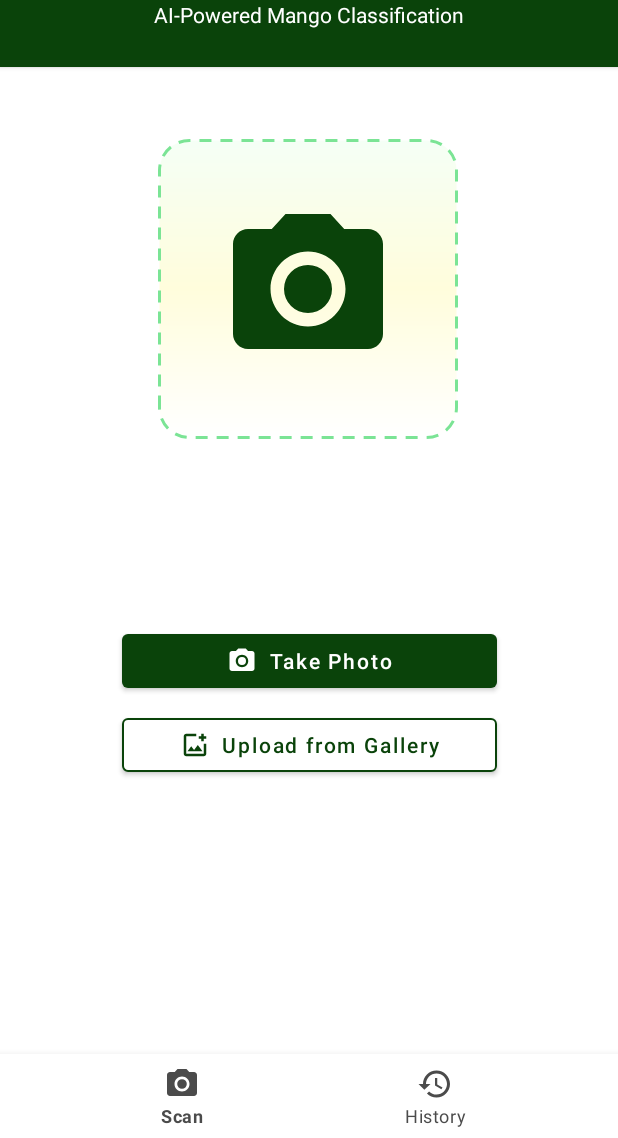
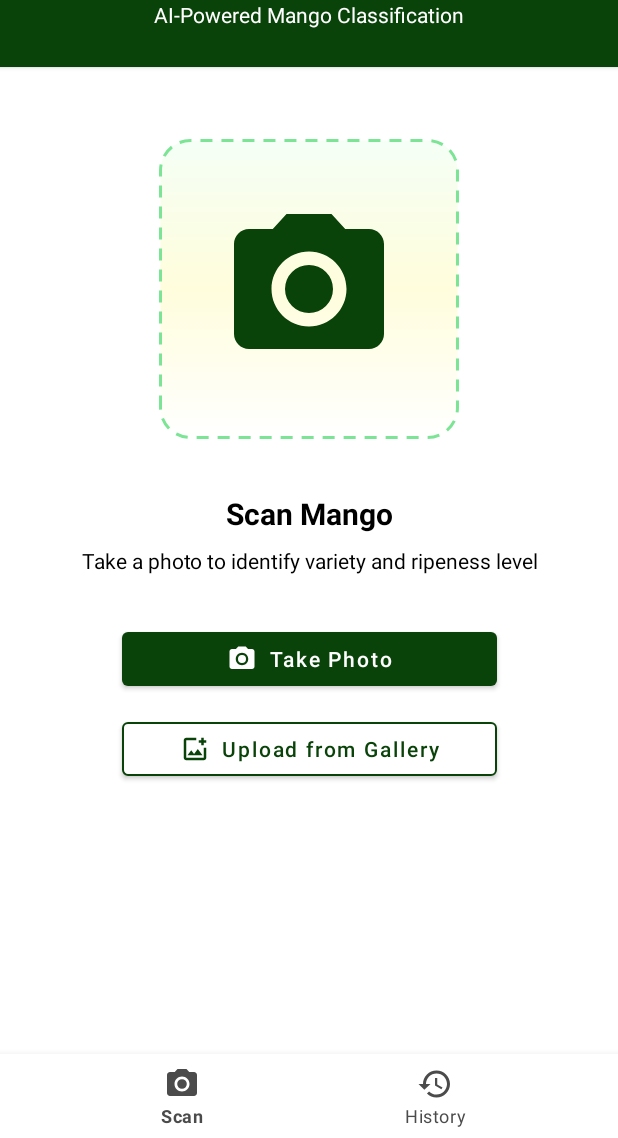
Before and after one commit to Azidii/RipeRightAI, an Android app: the screen it shows after launch (MainActivity), on a phone screen of 412 x 824 dp, the part 98-1236 px from its top. Run offline under Robolectric (Android 15) with nearby library versions, the phone set to English and light mode, and no system bars; 1 statement that could not run was skipped.

Commit message:
Back Function For Results And Update UI Refresh in Main Activity

```diff
--- a/app/src/main/java/com/example/riperightai/ActivityScanResult.kt
+++ b/app/src/main/java/com/example/riperightai/ActivityScanResult.kt
@@ -1,5 +1,6 @@
 package com.example.riperightai
 
+import android.app.Activity
 import android.net.Uri
 import android.os.Bundle
 import android.view.View
@@ -8,9 +9,10 @@ import android.widget.ProgressBar
 import android.widget.TextView
 import androidx.appcompat.app.AppCompatActivity
 import androidx.core.content.ContextCompat
-import kotlin.math.roundToInt
+import com.google.android.material.appbar.MaterialToolbar
 import kotlin.math.max
 import kotlin.math.min
+import kotlin.math.roundToInt
 
 class ActivityScanResult : AppCompatActivity() {
 
@@ -18,11 +20,22 @@ class ActivityScanResult : AppCompatActivity() {
         super.onCreate(savedInstanceState)
         setContentView(R.layout.activity_scan_result)
 
+        // --- Toolbar setup with back button ---
+        val toolbar = findViewById<MaterialToolbar>(R.id.toolbar)
+        setSupportActionBar(toolbar)
+        toolbar.setNavigationOnClickListener {
+            // Send signal back to MainActivity to refresh its state
+            setResult(Activity.RESULT_OK)
+            finish() // gracefully go back
+        }
+
+        // --- Retrieve passed intent data ---
         val variety = intent.getStringExtra("variety") ?: "Unknown"
         val ripeness = intent.getStringExtra("ripeness") ?: "Unknown"
         val confidenceRaw = intent.getStringExtra("confidence") ?: "0"
         val imageUri = intent.getStringExtra("image_uri")
 
+        // --- Bind views ---
         val varietyName = findViewById<TextView>(R.id.varietyName)
         val ripenessState = findViewById<TextView>(R.id.ripenessState)
         val confidenceText = findViewById<TextView>(R.id.confidenceText)
@@ -30,14 +43,14 @@ class ActivityScanResult : AppCompatActivity() {
         val ripenessPercentage = findViewById<TextView>(R.id.ripenessPercentage)
         val scannedImage = findViewById<ImageView>(R.id.scannedImage)
 
-        // --- Normalize confidence ---
+        // --- Normalize confidence (ensure between 0–100) ---
         val confidenceVal = confidenceRaw.toFloatOrNull()?.coerceIn(0f, 100f)?.roundToInt() ?: 0
         confidenceText.text = "$confidenceVal% confidence"
 
         // --- Image preview (safe URI) ---
         imageUri?.let { runCatching { scannedImage.setImageURI(Uri.parse(it)) } }
 
-        // --- Variety & ripeness text ---
+        // --- Variety & ripeness setup ---
         varietyName.text = variety
         val varietyLower = variety.lowercase()
         val ripenessLower = ripeness.lowercase()
@@ -45,42 +58,30 @@ class ActivityScanResult : AppCompatActivity() {
         when {
             varietyLower.contains("cebu") -> {
                 when (ripenessLower) {
-                    "unripe" -> setRipeness(
-                        ripenessState, ripenessProgressBar, ripenessPercentage,
-                        "Unripe", R.color.design_default_color_error, 20
-                    )
-                    "slightly ripe" -> setRipeness(
-                        ripenessState, ripenessProgressBar, ripenessPercentage,
-                        "Slightly Ripe", R.color.yellow, 45
-                    )
-                    "almost ripe" -> setRipeness(
-                        ripenessState, ripenessProgressBar, ripenessPercentage,
-                        "Almost Ripe", R.color.orange, 70
-                    )
-                    "ripe" -> setRipeness(
-                        ripenessState, ripenessProgressBar, ripenessPercentage,
-                        "Ripe", R.color.teal_700, 100
-                    )
+                    "unripe" -> setRipeness(ripenessState, ripenessProgressBar, ripenessPercentage,
+                        "Unripe", R.color.design_default_color_error, 20)
+                    "slightly ripe" -> setRipeness(ripenessState, ripenessProgressBar, ripenessPercentage,
+                        "Slightly Ripe", R.color.yellow, 45)
+                    "almost ripe" -> setRipeness(ripenessState, ripenessProgressBar, ripenessPercentage,
+                        "Almost Ripe", R.color.orange, 70)
+                    "ripe" -> setRipeness(ripenessState, ripenessProgressBar, ripenessPercentage,
+                        "Ripe", R.color.teal_700, 100)
                     else -> clearRipeness(ripenessState, ripenessProgressBar, ripenessPercentage)
                 }
             }
+
             varietyLower.contains("carabao") -> {
                 when (ripenessLower) {
-                    "unripe" -> setRipeness(
-                        ripenessState, ripenessProgressBar, ripenessPercentage,
-                        "Unripe", R.color.design_default_color_error, 33
-                    )
-                    "almost ripe" -> setRipeness(
-                        ripenessState, ripenessProgressBar, ripenessPercentage,
-                        "Almost Ripe", R.color.orange, 66
-                    )
-                    "ripe" -> setRipeness(
-                        ripenessState, ripenessProgressBar, ripenessPercentage,
-                        "Ripe", R.color.teal_700, 100
-                    )
+                    "unripe" -> setRipeness(ripenessState, ripenessProgressBar, ripenessPercentage,
+                        "Unripe", R.color.design_default_color_error, 33)
+                    "almost ripe" -> setRipeness(ripenessState, ripenessProgressBar, ripenessPercentage,
+                        "Almost Ripe", R.color.orange, 66)
+                    "ripe" -> setRipeness(ripenessState, ripenessProgressBar, ripenessPercentage,
+                        "Ripe", R.color.teal_700, 100)
                     else -> clearRipeness(ripenessState, ripenessProgressBar, ripenessPercentage)
                 }
             }
+
             else -> {
                 ripenessState.text = "Ripeness not tracked for this variety"
                 ripenessState.setTextColor(ContextCompat.getColor(this, R.color.black))
@@ -90,6 +91,7 @@ class ActivityScanResult : AppCompatActivity() {
         }
     }
 
+    // --- Helper: Update UI when ripeness is known ---
     private fun setRipeness(
         stateView: TextView,
         bar: ProgressBar,
@@ -107,6 +109,7 @@ class ActivityScanResult : AppCompatActivity() {
         percentView.text = "$clamped%"
     }
 
+    // --- Helper: Reset UI if ripeness unknown ---
     private fun clearRipeness(
         stateView: TextView,
         bar: ProgressBar,
@@ -117,4 +120,10 @@ class ActivityScanResult : AppCompatActivity() {
         bar.visibility = View.GONE
         percentView.visibility = View.GONE
     }
+
+    override fun onBackPressed() {
+        // Ensure pressing system back also triggers refresh
+        setResult(Activity.RESULT_OK)
+        super.onBackPressed()
+    }
 }
--- a/app/src/main/java/com/example/riperightai/MainActivity.kt
+++ b/app/src/main/java/com/example/riperightai/MainActivity.kt
@@ -24,46 +24,47 @@ class MainActivity : AppCompatActivity() {
     private lateinit var permissionLauncher: ActivityResultLauncher<String>
     private var photoUri: Uri? = null
 
+    private lateinit var imageView: ImageView
+    private lateinit var btnTakePhoto: MaterialButton
+    private lateinit var btnUpload: MaterialButton
+
     override fun onCreate(savedInstanceState: Bundle?) {
         super.onCreate(savedInstanceState)
         setContentView(R.layout.activity_main)
 
-        val imageView = findViewById<ImageView>(R.id.imagePlaceholder)
-        val btnTakePhoto = findViewById<MaterialButton>(R.id.btnTakePhoto)
-        val btnUpload = findViewById<MaterialButton>(R.id.btnUpload)
+        imageView = findViewById(R.id.imagePlaceholder)
+        btnTakePhoto = findViewById(R.id.btnTakePhoto)
+        btnUpload = findViewById(R.id.btnUpload)
 
-        // Request camera permission when needed
+        // Load default icon initially
+        resetUI()
+
         permissionLauncher = registerForActivityResult(
             ActivityResultContracts.RequestPermission()
         ) { granted ->
             if (granted) openCamera()
         }
 
-        // Handle camera capture result
         cameraLauncher = registerForActivityResult(
             ActivityResultContracts.StartActivityForResult()
         ) { result ->
             if (result.resultCode == Activity.RESULT_OK && photoUri != null) {
                 val uri = photoUri!!
-                imageView.setImageURI(uri)
                 goToLoadingScreen(uri)
             }
         }
 
-        // Handle image selection result
         galleryLauncher = registerForActivityResult(
             ActivityResultContracts.StartActivityForResult()
         ) { result ->
             if (result.resultCode == Activity.RESULT_OK) {
                 val selectedUri: Uri? = result.data?.data
                 selectedUri?.let { uri ->
-                    imageView.setImageURI(uri)
                     goToLoadingScreen(uri)
                 }
             }
         }
 
-        // “Take Photo” button
         btnTakePhoto.setOnClickListener {
             when {
                 ContextCompat.checkSelfPermission(
@@ -74,10 +75,20 @@ class MainActivity : AppCompatActivity() {
             }
         }
 
-        // “Upload from Gallery” button
         btnUpload.setOnClickListener {
             openGallery()
         }
+    }
+
+    /** Refresh the UI whenever the user comes back from another activity **/
+    override fun onResume() {
+        super.onResume()
+        resetUI() // <--- Reinitialize icons and layout
+    }
+
+    /** Reset UI and keep only the camera icon placeholder **/
+    private fun resetUI() {
+        imageView.setImageResource(R.drawable.ic_camera_green)
     }
 
     /** Opens device camera safely **/
@@ -95,15 +106,6 @@ class MainActivity : AppCompatActivity() {
                 addFlags(
                     Intent.FLAG_GRANT_READ_URI_PERMISSION or
                             Intent.FLAG_GRANT_WRITE_URI_PERMISSION
-                )
-            }
-
-            // Grant URI permission explicitly to the camera
-            photoUri?.let { uri ->
-                grantUriPermission(
-                    "com.android.camera",
-                    uri,
-                    Intent.FLAG_GRANT_WRITE_URI_PERMISSION or Intent.FLAG_GRANT_READ_URI_PERMISSION
                 )
             }
 
@@ -127,7 +129,6 @@ class MainActivity : AppCompatActivity() {
             addFlags(Intent.FLAG_GRANT_READ_URI_PERMISSION)
         }
 
-        // ✅ Grant permission explicitly so ActivityScanLoading can read it
         grantUriPermission(
             packageName,
             imageUri,
--- /dev/null
+++ b/app/src/main/res/drawable/ic_camera_placeholder.xml
@@ -0,0 +1,4 @@
+<?xml version="1.0" encoding="utf-8"?>
+<selector xmlns:android="http://schemas.android.com/apk/res/android">
+
+</selector>
--- a/app/src/main/res/layout/activity_main.xml
+++ b/app/src/main/res/layout/activity_main.xml
@@ -1,15 +1,15 @@
 <?xml version="1.0" encoding="utf-8"?>
-<androidx.constraintlayout.widget.ConstraintLayout xmlns:android="http://schemas.android.com/apk/res/android"
+<androidx.constraintlayout.widget.ConstraintLayout
+    xmlns:android="http://schemas.android.com/apk/res/android"
     xmlns:app="http://schemas.android.com/apk/res-auto"
     xmlns:tools="http://schemas.android.com/tools"
     android:id="@+id/main"
     android:layout_width="match_parent"
     android:layout_height="match_parent"
     android:background="#FFFFFF"
-    tools:context=".MainActivity"
-    tools:ignore="ExtraText">
+    tools:context=".MainActivity">
 
-    <!-- Green header -->
+    <!-- Bottom navigation -->
     <com.google.android.material.bottomnavigation.BottomNavigationView
         android:id="@+id/bottom_navigation"
         style="@style/Widget.MaterialComponents.BottomNavigationView.Colored"
@@ -21,6 +21,7 @@
         app:layout_constraintBottom_toBottomOf="parent"
         app:menu="@menu/bottom_nav_menu" />
 
+    <!-- Green header -->
     <androidx.cardview.widget.CardView
         android:id="@+id/headerCard"
         android:layout_width="match_parent"
@@ -52,14 +53,13 @@
                 android:id="@+id/headerSubtitle"
                 android:layout_width="wrap_content"
                 android:layout_height="wrap_content"
-                android:text="AI‑Powered Mango Classification"
+                android:text="AI‑Powered Mango Classification"
                 android:textColor="@android:color/white"
                 android:textSize="14sp" />
         </LinearLayout>
     </androidx.cardview.widget.CardView>
 
     <!-- Camera placeholder -->
-
     <ImageView
         android:id="@+id/imagePlaceholder"
         android:layout_width="200dp"
@@ -70,37 +70,48 @@
         android:padding="40dp"
         android:src="@drawable/ic_camera_green"
         app:layout_constraintEnd_toEndOf="parent"
-        app:layout_constraintHorizontal_bias="0.497"
         app:layout_constraintStart_toStartOf="parent"
         app:layout_constraintTop_toBottomOf="@id/headerCard"
         app:tint="#0A430A" />
 
+    <!-- Scan Mango title -->
+
+    <!-- Subtitle under title -->
     <TextView
         android:id="@+id/scanTitle"
         android:layout_width="wrap_content"
         android:layout_height="wrap_content"
+        android:layout_marginTop="36dp"
         android:text="Scan Mango"
+        android:textColor="@android:color/black"
         android:textSize="20sp"
         android:textStyle="bold"
-        tools:ignore="MissingConstraints"
-        tools:layout_editor_absoluteX="149dp"
-        tools:layout_editor_absoluteY="389dp" />
+        app:layout_constraintEnd_toEndOf="parent"
+        app:layout_constraintStart_toStartOf="parent"
+        app:layout_constraintTop_toBottomOf="@id/imagePlaceholder" />
 
     <TextView
         android:id="@+id/textView2"
         android:layout_width="wrap_content"
         android:layout_height="wrap_content"
+        android:layout_marginTop="8dp"
         android:text="Take a photo to identify variety and ripeness level"
+        android:textColor="@android:color/black"
         android:textSize="14sp"
-        tools:ignore="MissingConstraints"
-        tools:layout_editor_absoluteX="51dp"
-        tools:layout_editor_absoluteY="430dp" />
-    <!-- "Take Photo" button -->
+        app:layout_constraintEnd_toEndOf="parent"
+        app:layout_constraintHorizontal_bias="0.504"
+        app:layout_constraintStart_toStartOf="parent"
+        app:layout_constraintTop_toBottomOf="@id/scanTitle" />
+
+    <!-- Take Photo button -->
+
+    <!-- Upload from Gallery button -->
+
     <com.google.android.material.button.MaterialButton
         android:id="@+id/btnTakePhoto"
         android:layout_width="250dp"
         android:layout_height="wrap_content"
-        android:layout_marginTop="124dp"
+        android:layout_marginTop="32dp"
         android:text="Take Photo"
         android:textAllCaps="false"
         android:textColor="@android:color/white"
@@ -111,15 +122,15 @@
         app:iconSize="20dp"
         app:iconTint="@android:color/white"
         app:layout_constraintEnd_toEndOf="parent"
+        app:layout_constraintHorizontal_bias="0.503"
         app:layout_constraintStart_toStartOf="parent"
-        app:layout_constraintTop_toBottomOf="@id/imagePlaceholder" />
+        app:layout_constraintTop_toBottomOf="@id/textView2" />
 
-    <!-- "Upload from Gallery" button -->
     <com.google.android.material.button.MaterialButton
         android:id="@+id/btnUpload"
         android:layout_width="250dp"
         android:layout_height="wrap_content"
-        android:layout_marginTop="8dp"
+        android:layout_marginTop="12dp"
         android:text="Upload from Gallery"
         android:textAllCaps="false"
         android:textColor="#0A430A"
@@ -130,10 +141,10 @@
         app:iconSize="20dp"
         app:iconTint="#0A430A"
         app:layout_constraintEnd_toEndOf="parent"
+        app:layout_constraintHorizontal_bias="0.503"
         app:layout_constraintStart_toStartOf="parent"
         app:layout_constraintTop_toBottomOf="@id/btnTakePhoto"
         app:strokeColor="#0A430A"
-        app:strokeWidth="1dp"
-        tools:ignore="MissingConstraints" />
+        app:strokeWidth="1dp" />
 
 </androidx.constraintlayout.widget.ConstraintLayout>
```
